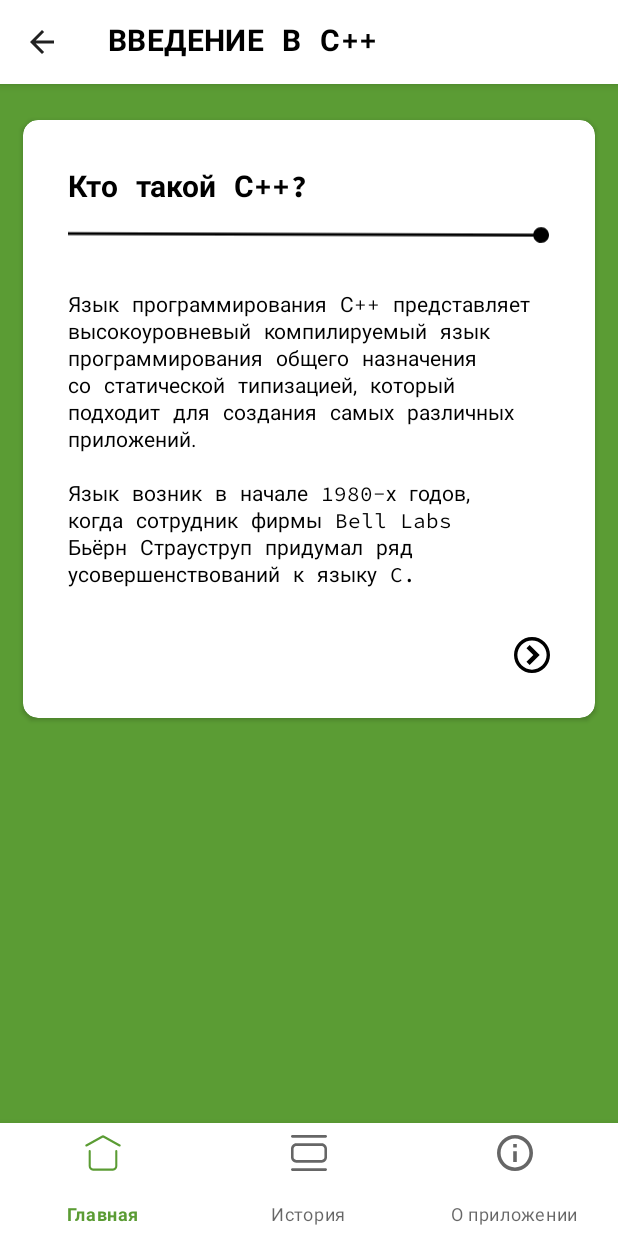
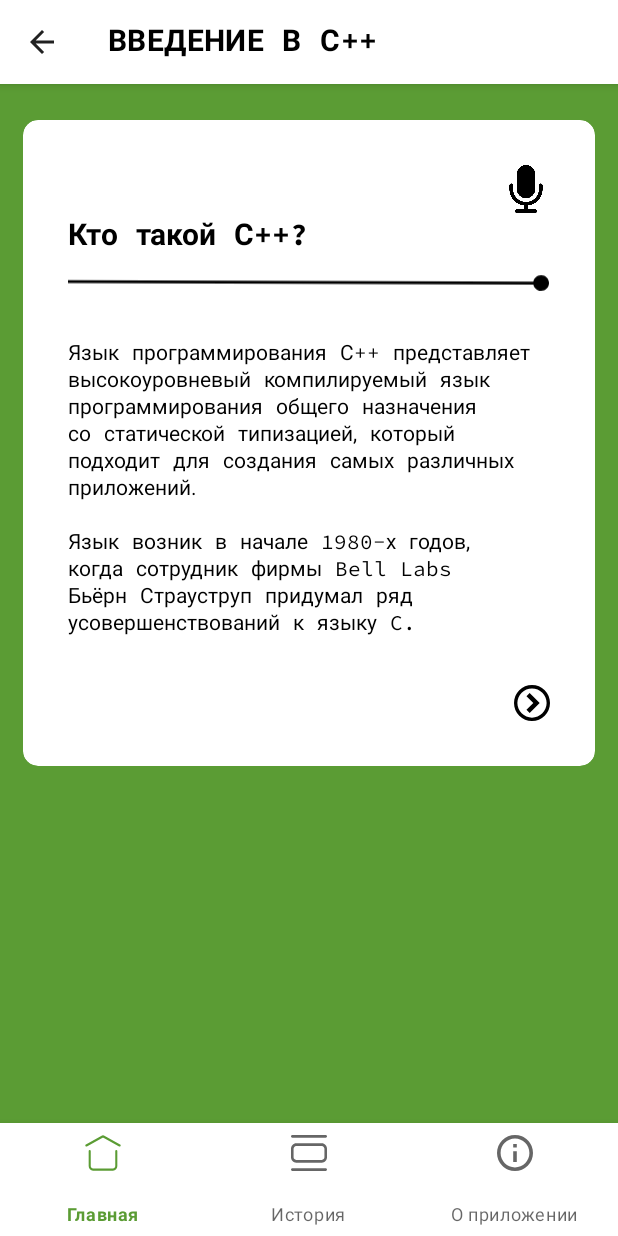
Before and after one commit to soni1541/Itisit-Android, an Android app: the fragment Course1_Theory_Fragment placed in its activity, on a phone screen of 412 x 824 dp. Run offline under Robolectric (Android 15) with nearby library versions, the phone set to English and light mode, and no system bars; Roboto replaces fonts that are not available here.

Commit message:
Сделаны аудиозаписи на теорию 1

```diff
--- a/app/src/main/java/com/example/itisit/Course1_Theory_Fragment.java
+++ b/app/src/main/java/com/example/itisit/Course1_Theory_Fragment.java
@@ -2,6 +2,7 @@ package com.example.itisit;
 
 import android.content.res.Configuration;
 import android.content.res.Resources;
+import android.media.MediaPlayer;
 import android.os.Bundle;
 
 import androidx.appcompat.app.AppCompatActivity;
@@ -34,6 +35,10 @@ public class Course1_Theory_Fragment extends Fragment implements View.OnClickLis
     private String mParam2;
 
 
+    private ImageButton micro;
+
+    MediaPlayer mediaPlayer;
+
     private TextView header_theory;
     private TextView text_theory;
 
@@ -49,6 +54,8 @@ public class Course1_Theory_Fragment extends Fragment implements View.OnClickLis
 
     private String[] texts_headers_en;
     private String[] texts_theories_en;
+
+    private int[] audio_texts;
 
     private int current_index_text;
 
@@ -181,6 +188,24 @@ public class Course1_Theory_Fragment extends Fragment implements View.OnClickLis
             };
 
         current_index_text = 0;
+
+        audio_texts = new int[]{
+                //0
+                R.raw.theory1_1,
+                //1
+                R.raw.theory1_2,
+                //2
+                R.raw.theory1_3,
+                //3
+                R.raw.theory1_4,
+                //4
+                R.raw.theory1_5,
+                //5
+                R.raw.theory1_6,
+                //6
+                R.raw.theory1_7
+        };
+
     }
 
     /**
@@ -231,6 +256,9 @@ public class Course1_Theory_Fragment extends Fragment implements View.OnClickLis
 
         View view = inflater.inflate(R.layout.fragment_course1__theory_, container, false);
 
+
+        micro = (ImageButton) view.findViewById(R.id.imageButton_micro);
+
         b_forward = (ImageButton) view.findViewById(R.id.imageButton_forward);
         b_back = (ImageButton) view.findViewById(R.id.imageButton_back);
 
@@ -246,6 +274,8 @@ public class Course1_Theory_Fragment extends Fragment implements View.OnClickLis
 
         b_forward.setOnClickListener(this);
         b_back.setOnClickListener(this);
+
+        micro.setOnClickListener(this);
 
         return view;
     }
@@ -287,6 +317,8 @@ public class Course1_Theory_Fragment extends Fragment implements View.OnClickLis
                 text_theory.setText(texts_theories[current_index_text]);
             }
 
+            mediaPlayer = MediaPlayer.create(view.getContext(),audio_texts[current_index_text]);
+
         }
         else if (current_index_text == texts_theories.length)
         {
@@ -325,6 +357,13 @@ public class Course1_Theory_Fragment extends Fragment implements View.OnClickLis
 
                 break;
             }
+            case R.id.imageButton_micro: {
+
+                if(mediaPlayer.isPlaying()){
+                    mediaPlayer.pause();
+                }
+                mediaPlayer.start();
+            }
         }
     }
 
--- a/app/src/main/res/layout/fragment_course1__theory_.xml
+++ b/app/src/main/res/layout/fragment_course1__theory_.xml
@@ -25,6 +25,16 @@
             android:layout_height="match_parent"
             android:orientation="vertical"
             android:padding="30dp">
+
+            <ImageButton
+                android:id="@+id/imageButton_micro"
+                android:layout_width="32dp"
+                android:layout_height="32dp"
+                android:layout_gravity="right"
+                android:background="#FFFFFF"
+                android:backgroundTint="#FFFFFF"
+                android:scaleType="fitCenter"
+                android:src="@drawable/microphone" />
 
             <TextView
                 android:id="@+id/textView_header"
```
Also changed, not shown: app/src/main/res/drawable/microphone.png (added), 7 other files.
